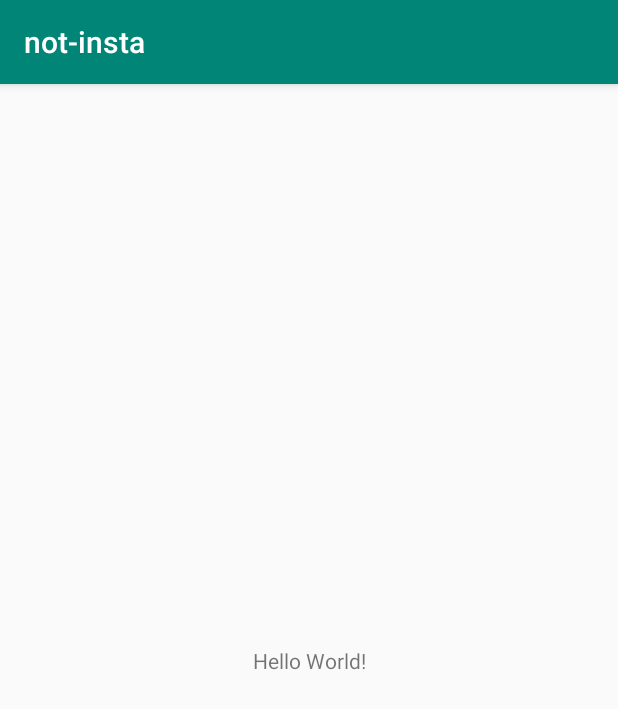
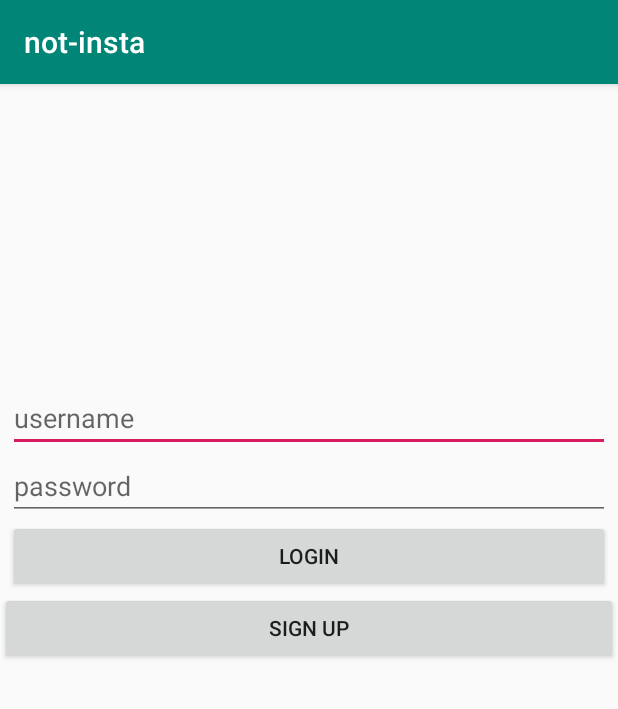
Before and after one commit to christsona/not-insta, an Android app: the screen it shows after launch (MainActivity before the commit, LoginActivity after it), on a phone screen of 412 x 824 dp. Shown: the top 709 px of the screen. Run offline under Robolectric (Android 15) with nearby library versions, the phone set to English and light mode, and no system bars; libraries missing offline, so code that uses them is left out: com.parse; 5 statements that could not run were skipped.

Commit message:
Added Login, Signups, and 'Posting'

```diff
--- a/app/build.gradle
+++ b/app/build.gradle
@@ -26,4 +26,8 @@ dependencies {
     testImplementation 'junit:junit:4.12'
     androidTestImplementation 'androidx.test:runner:1.1.1'
     androidTestImplementation 'androidx.test.espresso:espresso-core:3.1.1'
+    implementation 'com.google.android.material:material:1.0.0'
+    implementation 'com.parse.bolts:bolts-android:1.4.0'
+    implementation 'com.github.parse-community.Parse-SDK-Android:parse:1.20.0'
+    implementation 'com.squareup.okhttp3:logging-interceptor:3.8.1'
 }
--- /dev/null
+++ b/app/src/main/java/com/example/not_insta/LoginActivity.java
@@ -0,0 +1,130 @@
+package com.example.not_insta;
+
+import android.content.Intent;
+import android.os.Bundle;
+import android.util.Log;
+import android.view.View;
+import android.widget.Button;
+import android.widget.EditText;
+
+import androidx.annotation.Nullable;
+import androidx.appcompat.app.AppCompatActivity;
+
+import com.parse.LogInCallback;
+import com.parse.ParseException;
+import com.parse.ParseUser;
+import com.parse.SignUpCallback;
+
+public class LoginActivity extends AppCompatActivity {
+
+    private static final String TAG = "LoginActivity";
+    private static final int SIGN_UP_ACTIVITY_REQUEST_CODE = 23;
+    private EditText etUsername;
+    private EditText etPassword;
+    private Button btnLogin;
+    private Button btnSignup;
+
+    @Override
+    protected void onCreate(Bundle savedInstanceState) {
+        super.onCreate(savedInstanceState);
+        setContentView(R.layout.activity_login);
+
+        ParseUser currentUser = ParseUser.getCurrentUser();
+        if (currentUser != null){
+            goMainActivity();
+        }
+
+        etUsername = findViewById(R.id.etUsername);
+        etPassword = findViewById(R.id.etPassword);
+        btnLogin = findViewById(R.id.btnLogin);
+        btnSignup = findViewById(R.id.btnSignup);
+
+        btnLogin.setOnClickListener(new View.OnClickListener() {
+            @Override
+            public void onClick(View view) {
+                String username = etUsername.getText().toString();
+                String password = etPassword.getText().toString();
+                login(username, password);
+            }
+        });
+
+        btnSignup.setOnClickListener(new View.OnClickListener() {
+            @Override
+            public void onClick(View view) {
+//                Toast.makeText(LoginActivity.this, "clicked", Toast.LENGTH_SHORT).show();
+                goSignUp();
+            }
+        });
+    }
+
+    private void login(String username, String password){
+        // Log.i(TAG, "info" + username + " " + password);
+        ParseUser.logInInBackground(username, password, new LogInCallback() {
+            @Override
+            public void done(ParseUser user, ParseException e) {
+                if (user != null){
+                    goMainActivity();
+                    return;
+                }
+                Log.e(TAG, "login exception");
+                e.printStackTrace();
+            }
+        });
+    }
+
+    private void goMainActivity() {
+        Intent i = new Intent(this, MainActivity.class);
+        startActivity(i);
+        finish();
+    }
+
+    private void signup(final String signupUsername, final String signupPassword, String signupEmail){
+        Log.i(TAG, "signing up " + signupUsername + " " + signupPassword + " " + signupEmail);
+        // Create the ParseUser
+        ParseUser user = new ParseUser();
+        // Set core properties
+        user.setUsername(signupUsername);
+        user.setPassword(signupPassword);
+        user.setEmail(signupEmail);
+        // Set custom properties
+        user.put("handle", signupUsername);
+        //user.put("phone", "650-253-0000");
+        // Invoke signUpInBackground
+        user.signUpInBackground(new SignUpCallback() {
+            public void done(ParseException e) {
+                if (e == null) {
+                    // Hooray! Let them use the app now.
+                    Log.d(TAG, "no errors");
+                    login(signupUsername, signupPassword);
+                } else {
+                    Log.d(TAG, "has errors");
+                    e.printStackTrace();
+                    // Sign up didn't succeed. Look at the ParseException
+                    // to figure out what went wrong
+                }
+            }
+        });
+    }
+
+    private void goSignUp(){
+        Intent j = new Intent(this, SignupActivity.class);
+        startActivityForResult(j, SIGN_UP_ACTIVITY_REQUEST_CODE);
+//        finish();
+    }
+
+    @Override
+    protected void onActivityResult(int requestCode, int resultCode, @Nullable Intent data) {
+        super.onActivityResult(requestCode, resultCode, data);
+        if (requestCode == SIGN_UP_ACTIVITY_REQUEST_CODE && resultCode == RESULT_OK){
+            if (data != null) {
+                Log.d(TAG, "data is not null");
+                String signupUsername = data.getStringExtra("signupUsername");
+                String signupPassword = data.getStringExtra("signupPassword");
+                String signupEmail = data.getStringExtra("signupEmail");
+                signup(signupUsername, signupPassword, signupEmail);
+                return;
+            }
+            Log.d(TAG, "data is null");
+        }
+    }
+}
--- /dev/null
+++ b/app/src/main/java/com/example/not_insta/ParseApplication.java
@@ -0,0 +1,22 @@
+package com.example.not_insta;
+
+import android.app.Application;
+
+import com.parse.Parse;
+import com.parse.ParseObject;
+
+public class ParseApplication extends Application {
+
+    public static final String TAG = "ParseApplication";
+
+    @Override
+    public void onCreate() {
+        super.onCreate();
+        ParseObject.registerSubclass(Post.class);
+        Parse.enableLocalDatastore(this);
+        Parse.initialize(new Parse.Configuration.Builder(this)
+                .applicationId("not-insta")
+                .clientKey("Modza#66")
+                .server("http://not-insta.herokuapp.com/parse").build());
+    }
+}
--- /dev/null
+++ b/app/src/main/res/layout/activity_login.xml
@@ -0,0 +1,63 @@
+<?xml version="1.0" encoding="utf-8"?>
+<LinearLayout xmlns:android="http://schemas.android.com/apk/res/android"
+    xmlns:app="http://schemas.android.com/apk/res-auto"
+    xmlns:tools="http://schemas.android.com/tools"
+    android:layout_width="match_parent"
+    android:layout_height="match_parent"
+    android:orientation="vertical"
+    tools:context=".LoginActivity">
+
+    <EditText
+        android:id="@+id/etUsername"
+        android:layout_width="match_parent"
+        android:layout_height="wrap_content"
+        android:layout_alignParentStart="true"
+        android:layout_alignParentTop="true"
+        android:layout_alignParentEnd="true"
+        android:layout_marginStart="5dp"
+        android:layout_marginTop="200dp"
+        android:layout_marginEnd="5dp"
+        android:ems="10"
+        android:hint="username"
+        android:inputType="text"
+        app:layout_constraintEnd_toEndOf="parent"
+        app:layout_constraintStart_toStartOf="parent"
+        tools:layout_editor_absoluteY="244dp" />
+
+    <EditText
+        android:id="@+id/etPassword"
+        android:layout_width="match_parent"
+        android:layout_height="wrap_content"
+        android:layout_below="@+id/etUsername"
+        android:layout_alignParentStart="true"
+        android:layout_alignParentEnd="true"
+        android:layout_marginStart="5dp"
+        android:layout_marginTop="0dp"
+        android:layout_marginEnd="5dp"
+        android:ems="10"
+        android:hint="password"
+        android:inputType="textPassword"
+        app:layout_constraintEnd_toEndOf="parent"
+        app:layout_constraintHorizontal_bias="0.238"
+        app:layout_constraintStart_toStartOf="parent"
+        app:layout_constraintTop_toBottomOf="@+id/etUsername"
+        app:passwordToggleEnabled = "true"/>
+
+    <Button
+        android:id="@+id/btnLogin"
+        android:layout_width="match_parent"
+        android:layout_height="wrap_content"
+        android:layout_below="@+id/etPassword"
+        android:layout_alignParentStart="true"
+        android:layout_alignParentEnd="true"
+        android:layout_marginStart="5dp"
+        android:layout_marginTop="0dp"
+        android:layout_marginEnd="5dp"
+        android:text="Login" />
+
+    <Button
+        android:id="@+id/btnSignup"
+        android:layout_width="match_parent"
+        android:layout_height="wrap_content"
+        android:text="Sign Up" />
+</LinearLayout>
--- a/build.gradle
+++ b/build.gradle
@@ -18,6 +18,7 @@ allprojects {
     repositories {
         google()
         jcenter()
+        maven { url "https://jitpack.io" }
 
     }
 }
```
Also changed, not shown: app/src/main/AndroidManifest.xml (+19 -2 lines), app/src/main/java/com/example/not_insta/MainActivity.java (+149 -0 lines), app/src/main/java/com/example/not_insta/Post.java (added, +38 -0 lines), app/src/main/java/com/example/not_insta/SignupActivity.java (added, +44 -0 lines), app/src/main/res/layout/activity_main.xml (+37 -9 lines), app/src/main/res/layout/activity_signup.xml (added, +41 -0 lines), app/src/main/res/xml/fileprovider.xml (added, +9 -0 lines), 1 other file.
